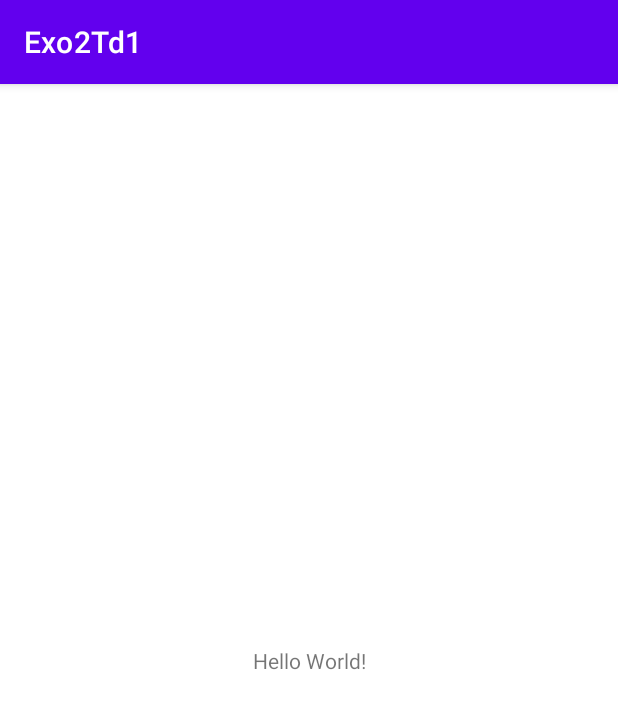
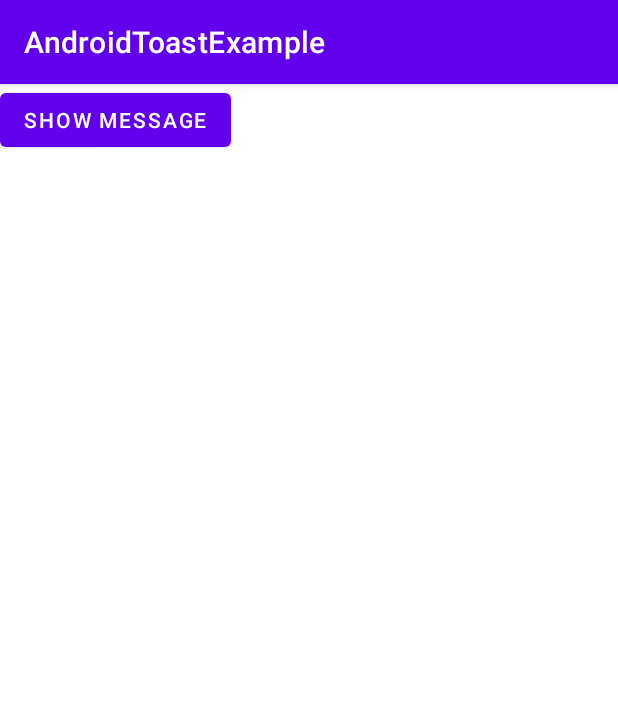
Before and after one commit to benjaminAd/RenduDevMobile, an Android app: the screen it shows after launch (MainActivity), on a phone screen of 412 x 824 dp. Shown: the top 709 px of the screen. Run offline under Robolectric (Android 15) with nearby library versions, the phone set to English and light mode, and no system bars.

Commit message:
Exo 2 Td 1 OK

```diff
--- a/Exo2Td1/app/src/main/res/layout/activity_main.xml
+++ b/Exo2Td1/app/src/main/res/layout/activity_main.xml
@@ -1,18 +1,14 @@
 <?xml version="1.0" encoding="utf-8"?>
-<androidx.constraintlayout.widget.ConstraintLayout xmlns:android="http://schemas.android.com/apk/res/android"
-    xmlns:app="http://schemas.android.com/apk/res-auto"
-    xmlns:tools="http://schemas.android.com/tools"
+<LinearLayout xmlns:android="http://schemas.android.com/apk/res/android"
     android:layout_width="match_parent"
     android:layout_height="match_parent"
-    tools:context=".MainActivity">
+    android:orientation="vertical">
 
-    <TextView
+    <Button
+        android:id="@+id/mainbutton"
         android:layout_width="wrap_content"
         android:layout_height="wrap_content"
-        android:text="Hello World!"
-        app:layout_constraintBottom_toBottomOf="parent"
-        app:layout_constraintLeft_toLeftOf="parent"
-        app:layout_constraintRight_toRightOf="parent"
-        app:layout_constraintTop_toTopOf="parent" />
+        android:text="@string/button_label"
+        />
 
-</androidx.constraintlayout.widget.ConstraintLayout>
+</LinearLayout>
--- a/Exo2Td1/app/src/main/res/values/strings.xml
+++ b/Exo2Td1/app/src/main/res/values/strings.xml
@@ -1,3 +1,6 @@
 <resources>
-    <string name="app_name">Exo2Td1</string>
+    <string name="app_name">AndroidToastExample</string>
+    <string name="menu_settings">Settings</string>
+    <string name="button_label">Show message</string>
+    <string name="image_content">image</string>
 </resources>
```
